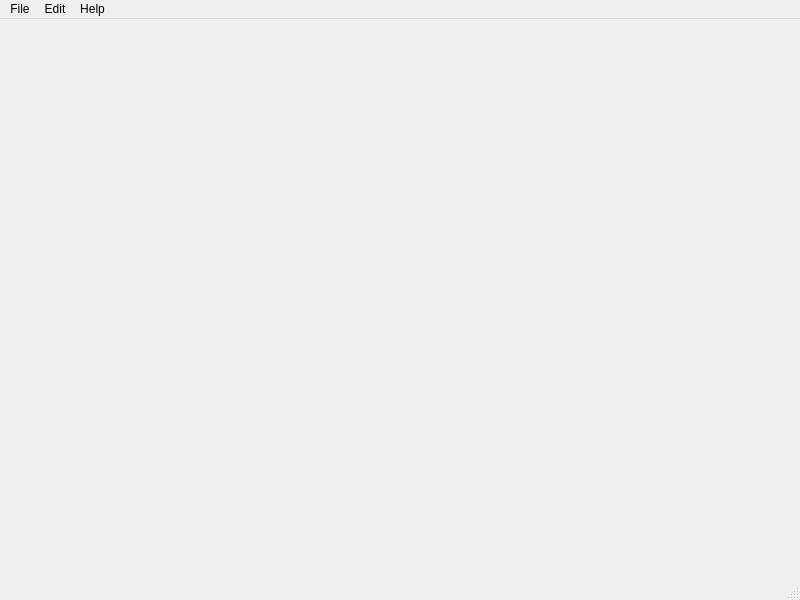
Before: the Qt Designer form I3C_ImageCreator/mainwindow.ui in pgTech123/I3C_FileCreator, drawn with Qt 5.
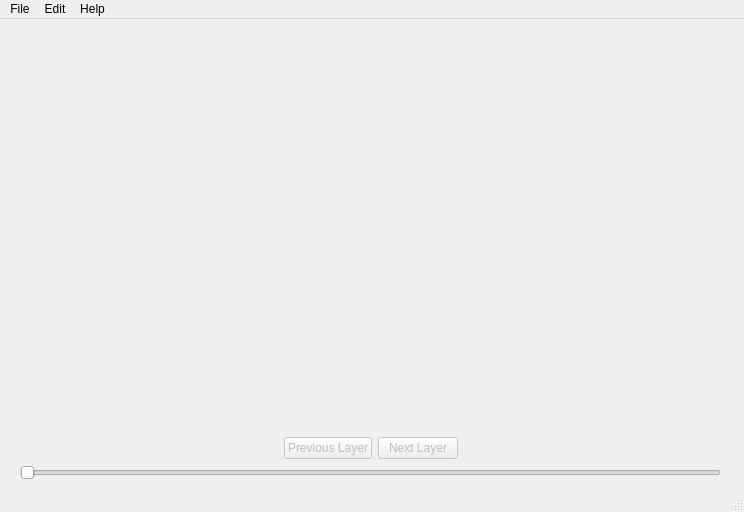
After: the same form once the commit is applied.

Diff of the .ui file:
```diff
--- a/I3C_ImageCreator/mainwindow.ui
+++ b/I3C_ImageCreator/mainwindow.ui
@@ -6,20 +6,132 @@
    <rect>
     <x>0</x>
     <y>0</y>
-    <width>800</width>
-    <height>600</height>
+    <width>744</width>
+    <height>512</height>
    </rect>
   </property>
   <property name="windowTitle">
    <string>MainWindow</string>
   </property>
-  <widget class="QWidget" name="centralwidget"/>
+  <widget class="QWidget" name="centralwidget">
+   <widget class="QWidget" name="gridLayoutWidget">
+    <property name="geometry">
+     <rect>
+      <x>0</x>
+      <y>0</y>
+      <width>741</width>
+      <height>461</height>
+     </rect>
+    </property>
+    <layout class="QGridLayout" name="gridLayout">
+     <item row="1" column="0">
+      <spacer name="verticalSpacer_2">
+       <property name="orientation">
+        <enum>Qt::Vertical</enum>
+       </property>
+       <property name="sizeHint" stdset="0">
+        <size>
+         <width>20</width>
+         <height>40</height>
+        </size>
+       </property>
+      </spacer>
+     </item>
+     <item row="2" column="1">
+      <layout class="QHBoxLayout" name="horizontalLayout">
+       <item>
+        <spacer name="horizontalSpacer">
+         <property name="orientation">
+          <enum>Qt::Horizontal</enum>
+         </property>
+         <property name="sizeHint" stdset="0">
+          <size>
+           <width>40</width>
+           <height>20</height>
+          </size>
+         </property>
+        </spacer>
+       </item>
+       <item>
+        <widget class="QPushButton" name="pushButton">
+         <property name="enabled">
+          <bool>false</bool>
+         </property>
+         <property name="text">
+          <string>Previous Layer</string>
+         </property>
+        </widget>
+       </item>
+       <item>
+        <widget class="QPushButton" name="pushButton_2">
+         <property name="enabled">
+          <bool>false</bool>
+         </property>
+         <property name="text">
+          <string>Next Layer</string>
+         </property>
+        </widget>
+       </item>
+       <item>
+        <spacer name="horizontalSpacer_2">
+         <property name="orientation">
+          <enum>Qt::Horizontal</enum>
+         </property>
+         <property name="sizeHint" stdset="0">
+          <size>
+           <width>40</width>
+           <height>20</height>
+          </size>
+         </property>
+        </spacer>
+       </item>
+      </layout>
+     </item>
+     <item row="0" column="1">
+      <spacer name="horizontalSpacer_3">
+       <property name="orientation">
+        <enum>Qt::Horizontal</enum>
+       </property>
+       <property name="sizeHint" stdset="0">
+        <size>
+         <width>40</width>
+         <height>20</height>
+        </size>
+       </property>
+      </spacer>
+     </item>
+     <item row="3" column="1">
+      <widget class="QSlider" name="horizontalSlider">
+       <property name="maximum">
+        <number>0</number>
+       </property>
+       <property name="orientation">
+        <enum>Qt::Horizontal</enum>
+       </property>
+      </widget>
+     </item>
+     <item row="1" column="2">
+      <spacer name="verticalSpacer_3">
+       <property name="orientation">
+        <enum>Qt::Vertical</enum>
+       </property>
+       <property name="sizeHint" stdset="0">
+        <size>
+         <width>20</width>
+         <height>40</height>
+        </size>
+       </property>
+      </spacer>
+     </item>
+    </layout>
+   </widget>
+  </widget>
   <widget class="QMenuBar" name="menubar">
    <property name="geometry">
     <rect>
      <x>0</x>
      <y>0</y>
-     <width>800</width>
+     <width>744</width>
      <height>25</height>
     </rect>
    </property>
```
